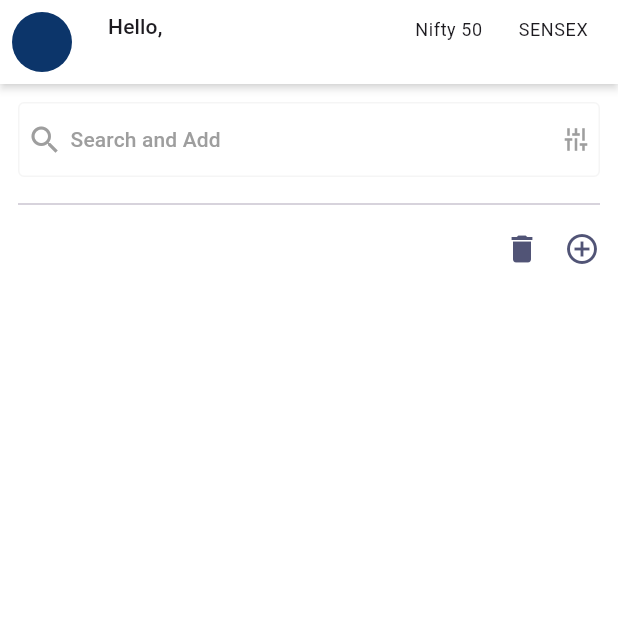
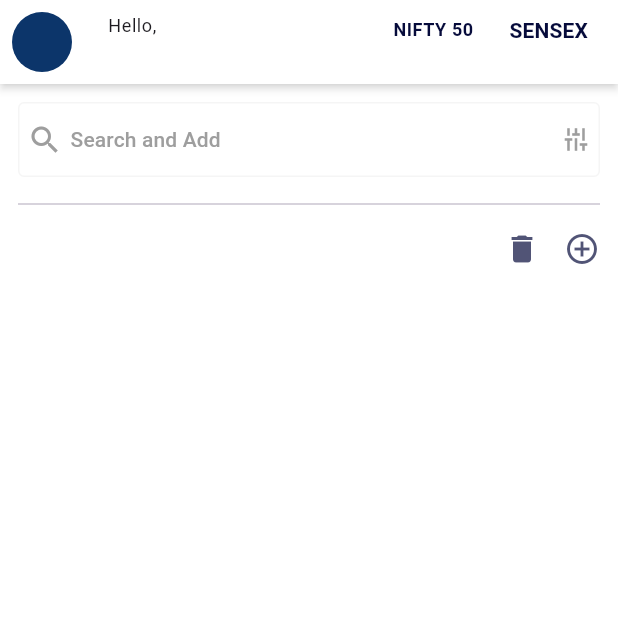
Before and after one commit to 6464Nikesh/dhanraj, a Flutter app: the Dashboard screen opened by its route, item 2 of the bottom bar chosen, on a phone screen of 412 x 824 dp, the top half of it. Run offline on Flutter 3.47's test engine with Material 3 defaults, Android fonts, the phone set to English and light mode, and no system bars; our stand-ins replace image_picker, permission_handler, shared_preferences; missing offline and left inert: dart:ffi; accounts and stored records are empty; network calls fail.

Commit message:
final touch

```diff
--- a/lib/pages/auth/login.dart
+++ b/lib/pages/auth/login.dart
@@ -28,7 +28,9 @@ class _LoginState extends State<Login> {
       ),
       body: Consumer<ProviderLogin>(
         builder: (context, pl, child) {
-          return Column(
+          return PopScope(
+            canPop: false,
+            child: Column(
               children: [
                 Expanded(
                   child: Column(
@@ -281,6 +283,7 @@ class _LoginState extends State<Login> {
                   ),
                 ),
               ],
+            ),
           );
         },
       ),
--- a/lib/pages/dashboard.dart
+++ b/lib/pages/dashboard.dart
@@ -72,24 +72,24 @@ class _DashboardState extends State<Dashboard> {
                     child: Column(
                       crossAxisAlignment: CrossAxisAlignment.start,
                       children: [
+                        Text("Hello, ${pd.loginModel?.result?.user?.firstName ?? " "}", style: Theme.of(context).textTheme.bodySmall),
                         Text(
-                          "Hello, ${pd.loginModel?.result?.user?.firstName ?? " "}",
-                          style: Theme.of(context).textTheme.titleSmall
-                        ), Text(
                           pd.loginModel?.result?.user?.userName ?? "",
-                          style: Theme.of(context).textTheme.labelLarge?.copyWith(fontWeight: FontWeight.bold),
+                          style: Theme.of(context).textTheme.labelLarge?.copyWith(
+                                fontWeight: FontWeight.bold,
+                                color: AppColors.navyBlue,
+                              ),
                         ),
                       ],
                     ),
                   ),
-
                   Padding(
                     padding: const EdgeInsets.all(4),
                     child: Column(
                       children: [
                         Text(
-                          "Nifty 50",
-                          style: Theme.of(context).textTheme.bodySmall,
+                          "NIFTY 50",
+                          style: Theme.of(context).textTheme.bodySmall?.copyWith(color: AppColors.navyBlue,fontWeight: FontWeight.bold),
                         ),
                         Text(wss.latestData[256265]?["last_price"].toString() ?? "", style: Theme.of(context).textTheme.bodySmall?.copyWith(color: AppColors.red)),
                       ],
@@ -104,7 +104,7 @@ class _DashboardState extends State<Dashboard> {
                       children: [
                         Text(
                           "SENSEX",
-                          style: Theme.of(context).textTheme.bodySmall,
+                          style: Theme.of(context).textTheme.labelLarge?.copyWith(color: AppColors.navyBlue,fontWeight: FontWeight.bold),
                         ),
                         Text(wss.latestData[265]?["last_price"].toString() ?? "", style: Theme.of(context).textTheme.bodySmall?.copyWith(color: AppColors.green)),
                       ],
--- a/lib/pages/dashboard/watchlist.dart
+++ b/lib/pages/dashboard/watchlist.dart
@@ -135,8 +135,8 @@ class _WatchlistState extends State<Watchlist> {
                                         style: TextStyle(
                                           fontWeight: pw.selectedWatchList?.watchlistId == data?.watchlistId ? FontWeight.bold : FontWeight.w400,
                                           fontFamily: "roboto",
-                                          fontSize: 12,
-                                          color: AppColors.grey,
+                                          fontSize: 14,
+                                          color: AppColors.navyBlue,
                                         ),
                                       ),
                                     ),
--- a/pubspec.yaml
+++ b/pubspec.yaml
@@ -16,7 +16,7 @@ publish_to: 'none' # Remove this line if you wish to publish to pub.dev
 # https://developer.apple.com/library/archive/documentation/General/Reference/InfoPlistKeyReference/Articles/CoreFoundationKeys.html
 # In Windows, build-name is used as the major, minor, and patch parts
 # of the product and file versions while build-number is used as the build suffix.
-version: 1.0.1+2
+version: 1.0.0+7
 
 environment:
   sdk: ^3.5.4
```
Also changed, not shown: 1 other file. Lines whose indentation alone changed are shown as unchanged.
